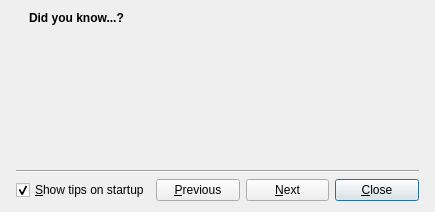
Before: the Qt Designer form mnemosyne/mnemosyne/pyqt_ui/tip_dlg.ui in mnemosyne-proj/mnemosyne, drawn with Qt 5.
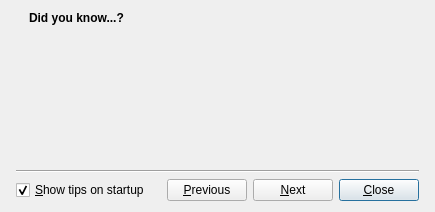
After: the same form once the commit is applied. Icons and pictures are not drawn.

The edit to the form file:
```diff
--- a/mnemosyne/mnemosyne/pyqt_ui/tip_dlg.ui
+++ b/mnemosyne/mnemosyne/pyqt_ui/tip_dlg.ui
@@ -109,6 +109,19 @@
          </property>
         </widget>
        </item>
+       <item>
+        <spacer name="horizontalSpacer">
+         <property name="orientation">
+          <enum>Qt::Horizontal</enum>
+         </property>
+         <property name="sizeHint" stdset="0">
+          <size>
+           <width>40</width>
+           <height>20</height>
+          </size>
+         </property>
+        </spacer>
+       </item>
        <item>
         <widget class="QPushButton" name="previous_button">
          <property name="text">
```
